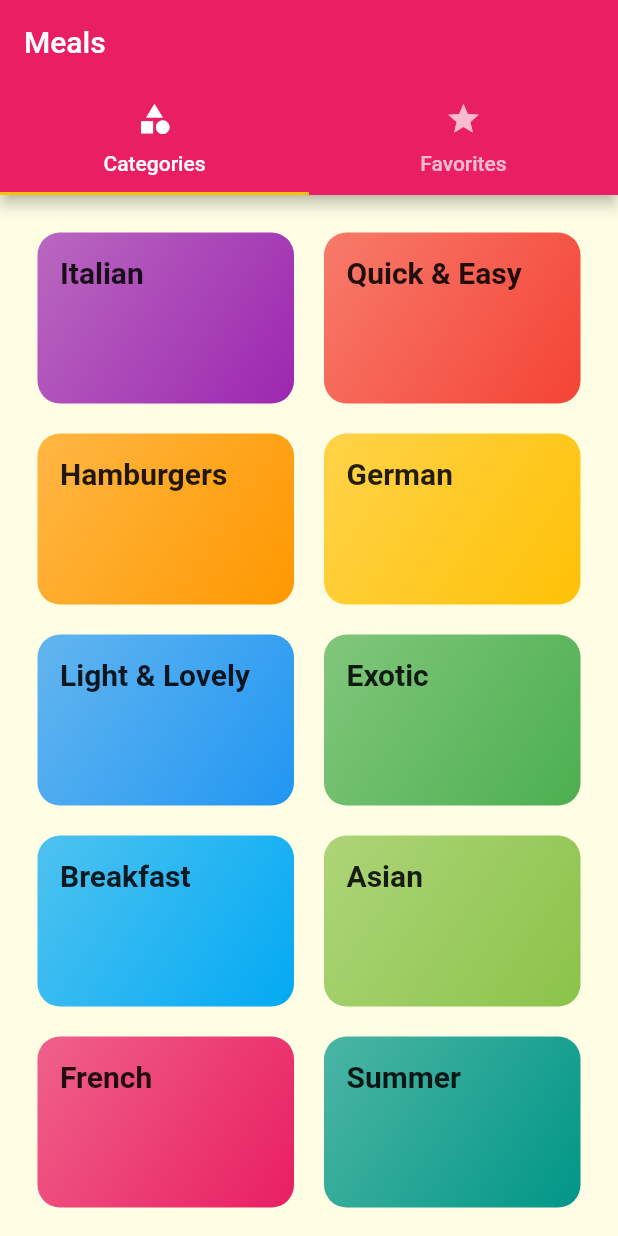
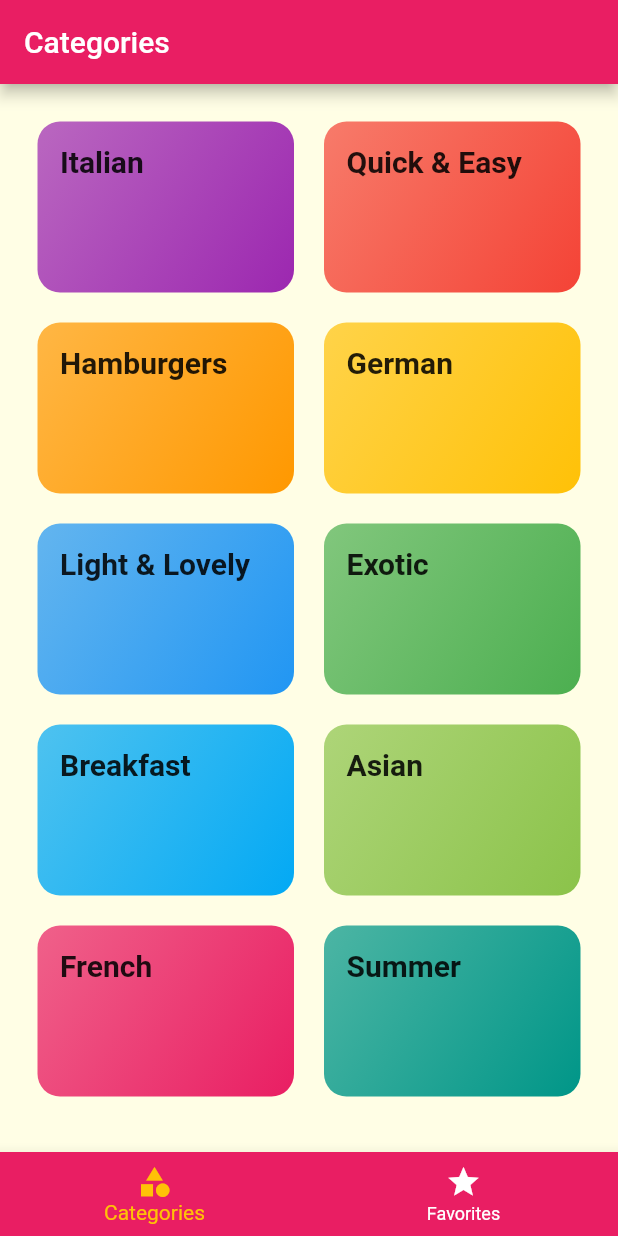
Before and after one commit to ong-ar/flutter_meals, a Flutter app: the screen it shows after launch, on a phone screen of 412 x 824 dp. Run offline on Flutter 3.47's test engine with Material 2 defaults, Android fonts, the phone set to English and light mode, and no system bars; Roboto replaces fonts that are missing (NanumGothic).

Commit message:
tabs title, body 정리

```diff
--- a/lib/screens/tabs_screen.dart
+++ b/lib/screens/tabs_screen.dart
@@ -8,33 +8,50 @@ class TabsScreen extends StatefulWidget {
 }
 
 class _TabsScreenState extends State<TabsScreen> {
+  List<Map<String, Object>> _pages = [
+    {
+      'page': CategoriesScreen(),
+      'title': 'Categories',
+    },
+    {
+      'page': FavoritesScreen(),
+      'title': 'Your Favories',
+    },
+  ];
+
+  int _selectedPageIndex = 0;
+
+  void _selectPage(int index) {
+    setState(() {
+      _selectedPageIndex = index;
+    });
+  }
+
   @override
   Widget build(BuildContext context) {
-    return DefaultTabController(
-      length: 2,
-      // initialIndex: 0,
-      child: Scaffold(
-        appBar: AppBar(
-          title: Text('Meals'),
-          bottom: TabBar(
-            tabs: <Widget>[
-              Tab(
-                icon: Icon(Icons.category),
-                text: 'Categories',
-              ),
-              Tab(
-                icon: Icon(Icons.star),
-                text: 'Favorites',
-              ),
-            ],
+    return Scaffold(
+      appBar: AppBar(
+        title: Text(_pages[_selectedPageIndex]['title']),
+      ),
+      body: _pages[_selectedPageIndex]['page'],
+      bottomNavigationBar: BottomNavigationBar(
+        onTap: _selectPage,
+        backgroundColor: Theme.of(context).primaryColor,
+        unselectedItemColor: Colors.white,
+        selectedItemColor: Theme.of(context).accentColor,
+        currentIndex: _selectedPageIndex,
+        type: BottomNavigationBarType.fixed,
+        items: [
+          BottomNavigationBarItem(
+            backgroundColor: Theme.of(context).primaryColor,
+            icon: Icon(Icons.category),
+            title: Text('Categories'),
           ),
-        ),
-        body: TabBarView(
-          children: <Widget>[
-            CategoriesScreen(),
-            FavoritesScreen(),
-          ],
-        ),
+          BottomNavigationBarItem(
+            icon: Icon(Icons.star),
+            title: Text('Favorites'),
+          ),
+        ],
       ),
     );
   }
```
